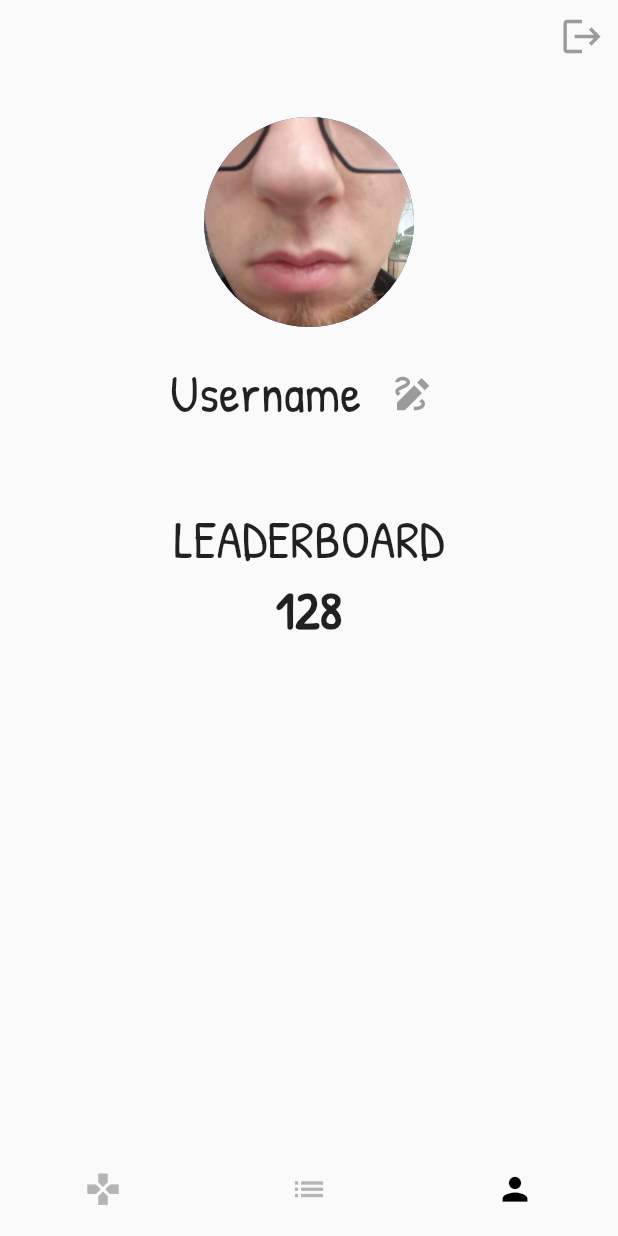
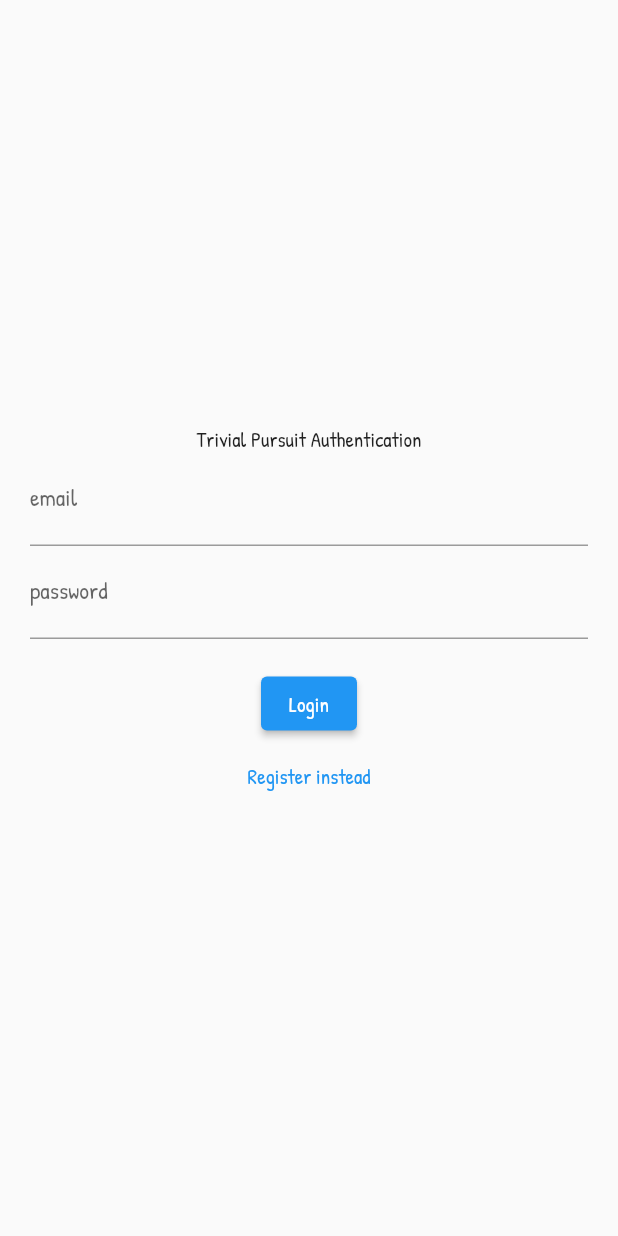
Before and after one commit to Anatole-DC/trivial_pursuit, a Flutter app: the screen it shows after launch, on a phone screen of 412 x 824 dp. Run offline on Flutter 3.47's test engine with Material 2 defaults, Android fonts, the light colour scheme and no system bars; our stand-ins replace cloud_firestore, firebase_auth, firebase_core, go_router; accounts and stored records are empty.

Commit message:
:passport_control: Add user authentication

```diff
--- /dev/null
+++ b/lib/auth.dart
@@ -0,0 +1,29 @@
+import 'package:firebase_auth/firebase_auth.dart';
+
+class Auth {
+  final FirebaseAuth _firebaseAuth = FirebaseAuth.instance;
+
+  User? get currentUser => _firebaseAuth.currentUser;
+
+  Stream<User?> get authStateChanges => _firebaseAuth.authStateChanges();
+
+  Future<void> signInWithEmailAndPassword({
+    required String email,
+    required String password,
+  }) async {
+    await _firebaseAuth.signInWithEmailAndPassword(
+        email: email, password: password);
+  }
+
+  Future<void> createUserWithEmailAndPassword({
+    required String email,
+    required String password,
+  }) async {
+    await _firebaseAuth.createUserWithEmailAndPassword(
+        email: email, password: password);
+  }
+
+  Future<void> signOut() async {
+    await _firebaseAuth.signOut();
+  }
+}
--- /dev/null
+++ b/lib/interface/screens/authentication/login_screen.dart
@@ -0,0 +1,94 @@
+import 'package:flutter/material.dart';
+import 'package:firebase_auth/firebase_auth.dart';
+import 'package:trivial_pursuit/auth.dart';
+
+class LoginScreen extends StatefulWidget {
+  const LoginScreen({super.key});
+
+  @override
+  State<LoginScreen> createState() => _LoginScreenState();
+}
+
+class _LoginScreenState extends State<LoginScreen> {
+  String? errorMessage = '';
+  bool isLogin = true;
+
+  final TextEditingController _controllerEmail = TextEditingController();
+  final TextEditingController _controllerPassword = TextEditingController();
+
+  Future<void> signInWithEmailAndPassword() async {
+    try {
+      await Auth().signInWithEmailAndPassword(
+          email: _controllerEmail.text, password: _controllerPassword.text);
+    } on FirebaseAuthException catch (e) {
+      setState(() {
+        errorMessage = e.message;
+      });
+    }
+  }
+
+  Future<void> createUserWithEmailAndPassword() async {
+    try {
+      await Auth().createUserWithEmailAndPassword(
+          email: _controllerEmail.text, password: _controllerPassword.text);
+    } on FirebaseAuthException catch (e) {
+      setState(() {
+        errorMessage = e.message;
+      });
+    }
+  }
+
+  Widget _entryField(String title, TextEditingController controller) {
+    return TextField(
+      controller: controller,
+      decoration: InputDecoration(labelText: title),
+    );
+  }
+
+  Widget _errorMessage() {
+    return Text(errorMessage == '' ? '' : '$errorMessage');
+  }
+
+  Widget _submitButton() {
+    return ElevatedButton(
+        onPressed: isLogin
+            ? signInWithEmailAndPassword
+            : createUserWithEmailAndPassword,
+        child: Text(isLogin ? 'Login' : 'Register'));
+  }
+
+  Widget _loginOrRegisterButton() {
+    return TextButton(
+        onPressed: () {
+          setState(() {
+            isLogin = !isLogin;
+          });
+        },
+        child: Text(isLogin ? 'Register instead' : 'Login instead'));
+  }
+
+  @override
+  Widget build(BuildContext context) {
+    return Scaffold(
+      body: SafeArea(
+        child: Container(
+          height: double.infinity,
+          width: double.infinity,
+          padding: const EdgeInsets.all(20),
+          child: Column(
+            crossAxisAlignment: CrossAxisAlignment.center,
+            mainAxisAlignment: MainAxisAlignment.center,
+            children: <Widget>[
+              const Text("Trivial Pursuit Authentication"),
+              _entryField('email', _controllerEmail),
+              _entryField('password', _controllerPassword),
+              _errorMessage(),
+              _submitButton(),
+              _loginOrRegisterButton()
+            ],
+          ),
+        ),
+      ),
+    );
+  }
+}
--- a/lib/interface/screens/profile/profile_page.dart
+++ b/lib/interface/screens/profile/profile_page.dart
@@ -1,26 +1,40 @@
 import 'package:flutter/material.dart';
+import 'package:trivial_pursuit/auth.dart';
+import 'package:firebase_auth/firebase_auth.dart';
 
 class ProfilePage extends StatefulWidget {
-  const ProfilePage({super.key});
+  ProfilePage({super.key});
+
+  final User? user = Auth().currentUser;
 
   @override
   State<ProfilePage> createState() => _ProfilePageState();
 }
 
 class _ProfilePageState extends State<ProfilePage> {
+  Future<void> signOut() async {
+    await Auth().signOut();
+  }
+
+  Widget _userId() {
+    return Text(widget.user?.email ?? 'User email',
+        style: const TextStyle(fontSize: 25));
+  }
+
   @override
   Widget build(BuildContext context) {
     return Center(
         child: Column(
       children: [
         // Exit button
-
         Row(
           mainAxisAlignment: MainAxisAlignment.end,
-          children: const [
+          children: [
             IconButton(
-              onPressed: null,
-              icon: Icon(Icons.logout),
+              onPressed: () {
+                signOut();
+              },
+              icon: const Icon(Icons.logout),
               iconSize: 30,
             ),
           ],
@@ -42,15 +56,12 @@
 
         Row(
           mainAxisAlignment: MainAxisAlignment.center,
-          children: const [
-            Text(
-              "Username",
-              style: TextStyle(fontSize: 35),
-            ),
-            SizedBox(
+          children: [
+            _userId(),
+            const SizedBox(
               width: 10,
             ),
-            IconButton(
+            const IconButton(
                 onPressed: null,
                 icon: Icon(
                   Icons.draw_sharp,
@@ -68,10 +79,6 @@
           style: TextStyle(fontSize: 35),
         ),
 
-        // const SizedBox(
-        //   height: 5,
-        // ),
-
         const Text(
           "128",
           style: TextStyle(fontSize: 35, fontWeight: FontWeight.bold),
--- a/lib/main.dart
+++ b/lib/main.dart
@@ -1,34 +1,51 @@
 import 'package:flutter/material.dart';
 import 'package:go_router/go_router.dart';
+import 'package:firebase_core/firebase_core.dart';
+import 'package:cloud_firestore/cloud_firestore.dart';
+import 'package:trivial_pursuit/auth.dart';
+import 'package:trivial_pursuit/interface/screens/authentication/login_screen.dart';
 import 'package:trivial_pursuit/interface/screens/home/home_page.dart';
+import 'package:trivial_pursuit/widget_tree.dart';
 
-void main() {
-  runApp(TrivialPursuitApp());
+void main() async {
+  WidgetsFlutterBinding.ensureInitialized();
+  await Firebase.initializeApp();
+  runApp(const TrivialPursuitApp());
 }
 
 class TrivialPursuitApp extends StatelessWidget {
-  TrivialPursuitApp({super.key});
+  const TrivialPursuitApp({super.key});
 
-  // This widget is the root of your application.
   @override
   Widget build(BuildContext context) {
-    return MaterialApp.router(
-      routerDelegate: _router.routerDelegate,
-      routeInformationParser: _router.routeInformationParser,
-      routeInformationProvider: _router.routeInformationProvider,
-      title: 'Trivial Pursuit',
+    return MaterialApp(
         theme: ThemeData(
             primaryColor: Colors.black,
             backgroundColor: const Color.fromARGB(255, 233, 233, 233),
             fontFamily: 'PatrickHand'),
-    );
+        home: const WidgetTree());
   }
 
-  final GoRouter _router = GoRouter(routes: <GoRoute>[
-    GoRoute(
-        path: ('/'),
-        builder: (BuildContext context, GoRouterState state) =>
-            const HomePage(),
-        name: 'home'),
-  ]);
+  // This widget is the root of your application.
+  // @override
+  // Widget build(BuildContext context) {
+  //   return MaterialApp.router(
+  //     routerDelegate: _router.routerDelegate,
+  //     routeInformationParser: _router.routeInformationParser,
+  //     routeInformationProvider: _router.routeInformationProvider,
+  //     title: 'Trivial Pursuit',
+  //     theme: ThemeData(
+  //         primaryColor: Colors.black,
+  //         backgroundColor: const Color.fromARGB(255, 233, 233, 233),
+  //         fontFamily: 'PatrickHand'),
+  //   );
+  // }
+
+  // final GoRouter _router = GoRouter(routes: <GoRoute>[
+  //   GoRoute(
+  //       path: ('/'),
+  //       builder: (BuildContext context, GoRouterState state) =>
+  //           const HomePage(),
+  //       name: 'home'),
+  // ]);
 }
--- a/lib/routes.dart
+++ /dev/null
@@ -1 +0,0 @@
-enum Routes { homepage, game, profile, leaderboard }
--- /dev/null
+++ b/lib/widget_tree.dart
@@ -0,0 +1,27 @@
+import 'package:flutter/material.dart';
+import 'package:trivial_pursuit/auth.dart';
+import 'package:trivial_pursuit/interface/screens/authentication/login_screen.dart';
+import 'package:trivial_pursuit/interface/screens/home/home_page.dart';
+
+class WidgetTree extends StatefulWidget {
+  const WidgetTree({super.key});
+
+  @override
+  State<WidgetTree> createState() => _WidgetTreeState();
+}
+
+class _WidgetTreeState extends State<WidgetTree> {
+  @override
+  Widget build(BuildContext context) {
+    return StreamBuilder(
+      stream: Auth().authStateChanges,
+      builder: (context, snapshot) {
+        if (snapshot.hasData) {
+          return HomePage();
+        } else {
+          return const LoginScreen(); //const LoginScreen();
+        }
+      },
+    );
+  }
+}
--- a/pubspec.yaml
+++ b/pubspec.yaml
@@ -37,6 +37,8 @@
   cupertino_icons: ^1.0.2
   go_router: ^4.4.1
   firebase_core: ^1.22.0
+  cloud_firestore: ^3.4.8
+  firebase_auth: ^3.9.0
 
 
 dev_dependencies:
```
Also changed, not shown: lib/interface/screens/home/home_page.dart (+15 -2 lines), lib/interface/screens/leaderboard/leaderboard_page.dart (+9 -0 lines), pubspec.lock, 2 other files. Lines whose indentation alone changed are shown as unchanged.
